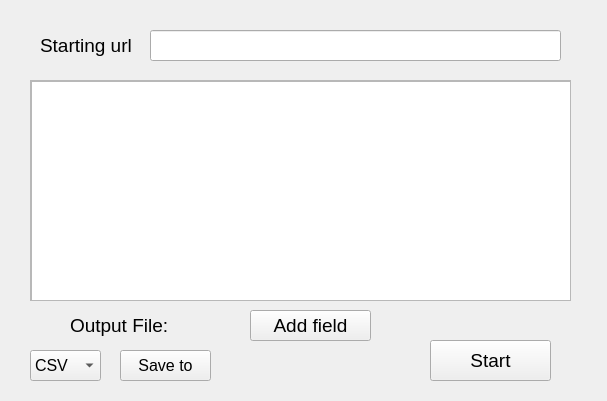
Qt form Scraper_app/main.ui (mido-99/Full-Projects) before a commit.
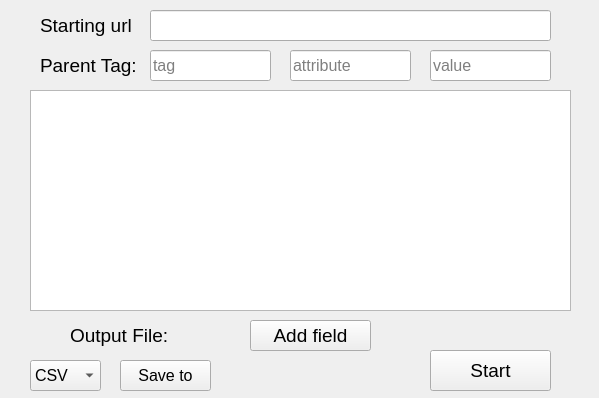
The same form after that commit.

Diff of the .ui file:
```diff
--- a/Scraper_app/main.ui
+++ b/Scraper_app/main.ui
@@ -6,8 +6,8 @@
    <rect>
     <x>0</x>
     <y>0</y>
-    <width>607</width>
-    <height>401</height>
+    <width>599</width>
+    <height>398</height>
    </rect>
   </property>
   <property name="font">
@@ -22,7 +22,7 @@
    <property name="geometry">
     <rect>
      <x>40</x>
-     <y>30</y>
+     <y>10</y>
      <width>101</width>
      <height>31</height>
     </rect>
@@ -40,7 +40,7 @@
    <property name="geometry">
     <rect>
      <x>250</x>
-     <y>310</y>
+     <y>320</y>
      <width>121</width>
      <height>31</height>
     </rect>
@@ -53,7 +53,7 @@
    <property name="geometry">
     <rect>
      <x>430</x>
-     <y>340</y>
+     <y>350</y>
      <width>121</width>
      <height>41</height>
     </rect>
@@ -66,7 +66,7 @@
    <property name="geometry">
     <rect>
      <x>30</x>
-     <y>350</y>
+     <y>360</y>
      <width>71</width>
      <height>31</height>
     </rect>
@@ -96,7 +96,7 @@
    <property name="geometry">
     <rect>
      <x>70</x>
-     <y>310</y>
+     <y>320</y>
      <width>101</width>
      <height>31</height>
     </rect>
@@ -105,50 +105,12 @@
     <string>Output File:</string>
    </property>
   </widget>
-  <widget class="QScrollArea" name="scrollArea">
-   <property name="geometry">
-    <rect>
-     <x>30</x>
-     <y>80</y>
-     <width>541</width>
-     <height>221</height>
-    </rect>
-   </property>
-   <property name="widgetResizable">
-    <bool>true</bool>
-   </property>
-   <widget class="QWidget" name="scrollAreaWidgetContents">
-    <property name="geometry">
-     <rect>
-      <x>0</x>
-      <y>0</y>
-      <width>539</width>
-      <height>219</height>
-     </rect>
-    </property>
-    <widget class="QListWidget" name="listWidget">
-     <property name="geometry">
-      <rect>
-       <x>0</x>
-       <y>0</y>
-       <width>541</width>
-       <height>221</height>
-      </rect>
-     </property>
-     <property name="font">
-      <font>
-       <pointsize>12</pointsize>
-      </font>
-     </property>
-    </widget>
-   </widget>
-  </widget>
   <widget class="QLineEdit" name="lineEdit">
    <property name="geometry">
     <rect>
      <x>150</x>
-     <y>30</y>
-     <width>411</width>
+     <y>10</y>
+     <width>401</width>
      <height>31</height>
     </rect>
    </property>
@@ -162,7 +124,7 @@
    <property name="geometry">
     <rect>
      <x>120</x>
-     <y>350</y>
+     <y>360</y>
      <width>91</width>
      <height>31</height>
     </rect>
@@ -176,6 +138,88 @@
     <string>Save to</string>
    </property>
   </widget>
+  <widget class="QListWidget" name="listWidget">
+   <property name="geometry">
+    <rect>
+     <x>30</x>
+     <y>90</y>
+     <width>541</width>
+     <height>221</height>
+    </rect>
+   </property>
+   <property name="font">
+    <font>
+     <pointsize>12</pointsize>
+    </font>
+   </property>
+  </widget>
+  <widget class="QLineEdit" name="lineEdit_2">
+   <property name="geometry">
+    <rect>
+     <x>150</x>
+     <y>50</y>
+     <width>121</width>
+     <height>31</height>
+    </rect>
+   </property>
+   <property name="font">
+    <font>
+     <pointsize>12</pointsize>
+    </font>
+   </property>
+   <property name="placeholderText">
+    <string>tag</string>
+   </property>
+  </widget>
+  <widget class="QLineEdit" name="lineEdit_3">
+   <property name="geometry">
+    <rect>
+     <x>290</x>
+     <y>50</y>
+     <width>121</width>
+     <height>31</height>
+    </rect>
+   </property>
+   <property name="font">
+    <font>
+     <pointsize>12</pointsize>
+    </font>
+   </property>
+   <property name="placeholderText">
+    <string>attribute</string>
+   </property>
+  </widget>
+  <widget class="QLineEdit" name="lineEdit_4">
+   <property name="geometry">
+    <rect>
+     <x>430</x>
+     <y>50</y>
+     <width>121</width>
+     <height>31</height>
+    </rect>
+   </property>
+   <property name="font">
+    <font>
+     <pointsize>12</pointsize>
+    </font>
+   </property>
+   <property name="placeholderText">
+    <string>value</string>
+   </property>
+  </widget>
+  <widget class="QLabel" name="label_3">
+   <property name="geometry">
+    <rect>
+     <x>40</x>
+     <y>50</y>
+     <width>101</width>
+     <height>31</height>
+    </rect>
+   </property>
+   <property name="text">
+    <string>Parent Tag:</string>
+   </property>
+  </widget>
  </widget>
  <resources/>
  <connections/>
```
